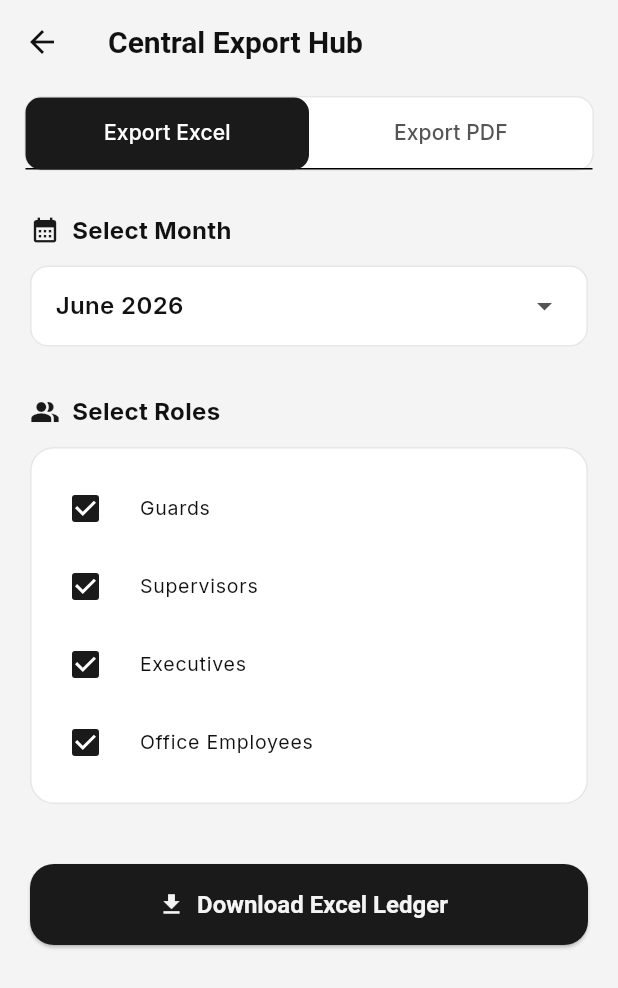
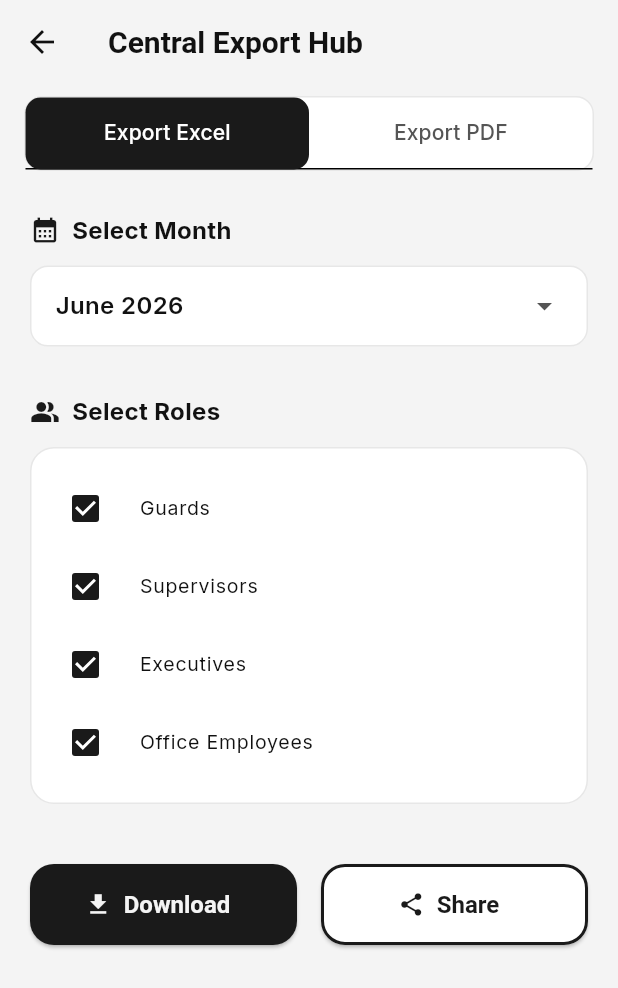
Before and after one commit to shivansh-121/honos-attendance-system, a Flutter app: the ExportHubScreen screen opened directly, on a phone screen of 412 x 824 dp. Shown: the top 988 px of the screen. Run offline on Flutter 3.47's test engine with Material 3 defaults, Android fonts, the phone set to English and light mode, and no system bars; our stand-ins replace camera, cloud_firestore, firebase_core, flutter_animate, flutter_local_notifications, flutter_map and 10 more; missing offline and left inert: excel, file_selector, flutter_background_service, flutter_file_dialog, google_mlkit_face_detection, tflite_flutter; accounts and stored records are empty; generated files the repository leaves out were written again; statements that could not run were skipped.

Commit message:
Fix PDF supervisor column generation for executives, enforce single daily attendance check-in/out, fix native file saving on Android

```diff
--- a/honos_attendance_system/lib/screens/admin/export_hub_screen.dart
+++ b/honos_attendance_system/lib/screens/admin/export_hub_screen.dart
@@ -1,3 +1,4 @@
+import 'dart:io' show Platform;
 import 'package:flutter/material.dart';
 import 'package:flutter_riverpod/flutter_riverpod.dart';
 import 'package:intl/intl.dart';
@@ -36,6 +37,7 @@ class _ExportHubScreenState extends ConsumerState<ExportHubScreen> {
 
   @override
   Widget build(BuildContext context) {
+    ref.watch(sitesStreamProvider);
     return Scaffold(
       backgroundColor: context.colors.bgBase,
       appBar: AppBar(
@@ -152,11 +154,13 @@ class _ExportHubScreenState extends ConsumerState<ExportHubScreen> {
             ),
           ),
           const SizedBox(height: 40),
-          SizedBox(
-            width: double.infinity,
+          Row(
+            children: [
+              Expanded(
+                child: SizedBox(
                   height: 54,
                   child: ElevatedButton.icon(
-              onPressed: _isExportingExcel ? null : _exportExcel,
+                    onPressed: _isExportingExcel ? null : () => _exportExcel(false),
                     style: ElevatedButton.styleFrom(
                       foregroundColor: context.colors.bgBase,
                       backgroundColor: context.colors.primary,
@@ -171,12 +175,35 @@ class _ExportHubScreenState extends ConsumerState<ExportHubScreen> {
                                 color: Colors.white, strokeWidth: 2))
                         : const Icon(Icons.download),
                     label: Text(
-                  _isExportingExcel
-                      ? 'Generating Ledger...'
-                      : 'Download Excel Ledger',
+                        _isExportingExcel ? 'Generating...' : 'Download',
                         style: const TextStyle(
                             fontSize: 16, fontWeight: FontWeight.bold)),
                   ),
+                ),
+              ),
+              if (Platform.isAndroid || Platform.isIOS) ...[
+                const SizedBox(width: 16),
+                Expanded(
+                  child: SizedBox(
+                    height: 54,
+                    child: ElevatedButton.icon(
+                      onPressed: _isExportingExcel ? null : () => _exportExcel(true),
+                      style: ElevatedButton.styleFrom(
+                        foregroundColor: context.colors.primary,
+                        backgroundColor: context.colors.bgSurface,
+                        shape: RoundedRectangleBorder(
+                            borderRadius: BorderRadius.circular(16),
+                            side: BorderSide(color: context.colors.primary, width: 2)),
+                      ),
+                      icon: const Icon(Icons.share),
+                      label: const Text('Share',
+                          style: TextStyle(
+                              fontSize: 16, fontWeight: FontWeight.bold)),
+                    ),
+                  ),
+                ),
+              ],
+            ],
           ),
         ],
       ),
@@ -314,13 +341,15 @@ class _ExportHubScreenState extends ConsumerState<ExportHubScreen> {
                   blurRadius: 10)
             ],
           ),
+          child: Row(
+            children: [
+              Expanded(
                 child: SizedBox(
-            width: double.infinity,
                   height: 54,
                   child: ElevatedButton.icon(
                     onPressed: (_isExportingPdf || _selectedPdfUser == null)
                         ? null
-                  : _exportPdf,
+                        : () => _exportPdf(false),
                     style: ElevatedButton.styleFrom(
                       foregroundColor: context.colors.bgBase,
                       backgroundColor: context.colors.primary,
@@ -333,12 +362,37 @@ class _ExportHubScreenState extends ConsumerState<ExportHubScreen> {
                             height: 20,
                             child: CircularProgressIndicator(
                                 color: Colors.white, strokeWidth: 2))
-                  : const Icon(Icons.picture_as_pdf),
+                        : const Icon(Icons.download),
                     label: Text(
-                  _isExportingPdf ? 'Generating PDF...' : 'Download PDF',
+                        _isExportingPdf ? 'Generating...' : 'Download',
                         style: const TextStyle(
                             fontSize: 16, fontWeight: FontWeight.bold)),
                   ),
+                ),
+              ),
+              if (Platform.isAndroid || Platform.isIOS) ...[
+                const SizedBox(width: 16),
+                Expanded(
+                  child: SizedBox(
+                    height: 54,
+                    child: ElevatedButton.icon(
+                      onPressed: (_isExportingPdf || _selectedPdfUser == null) ? null : () => _exportPdf(true),
+                      style: ElevatedButton.styleFrom(
+                        foregroundColor: context.colors.primary,
+                        backgroundColor: context.colors.bgSurface,
+                        shape: RoundedRectangleBorder(
+                            borderRadius: BorderRadius.circular(16),
+                            side: BorderSide(color: context.colors.primary, width: 2)),
+                      ),
+                      icon: const Icon(Icons.share),
+                      label: const Text('Share',
+                          style: TextStyle(
+                              fontSize: 16, fontWeight: FontWeight.bold)),
+                    ),
+                  ),
+                ),
+              ],
+            ],
           ),
         ),
       ],
@@ -419,7 +473,7 @@ class _ExportHubScreenState extends ConsumerState<ExportHubScreen> {
     );
   }
 
-  Future<void> _exportExcel() async {
+  Future<void> _exportExcel(bool share) async {
     if (!_includeGuards &&
         !_includeSupervisors &&
         !_includeExecutives &&
@@ -435,7 +489,7 @@ class _ExportHubScreenState extends ConsumerState<ExportHubScreen> {
       final guards = ref.read(guardsStreamProvider).value ?? [];
       final users = ref.read(usersStreamProvider).value ?? [];
 
-      await ExcelService.exportCentralLedger(
+      final savePath = await ExcelService.exportCentralLedger(
         month: _excelMonth,
         allGuards: guards,
         allUsers: users,
@@ -443,7 +497,14 @@ class _ExportHubScreenState extends ConsumerState<ExportHubScreen> {
         includeSupervisors: _includeSupervisors,
         includeExecutives: _includeExecutives,
         includeEmployees: _includeEmployees,
+        share: share,
       );
+
+      if (!share && savePath != null && mounted) {
+        ScaffoldMessenger.of(context).showSnackBar(SnackBar(
+            content: Text('Ledger saved to: $savePath'),
+            backgroundColor: context.colors.primary));
+      }
     } catch (e) {
       if (mounted)
         ScaffoldMessenger.of(context).showSnackBar(SnackBar(
@@ -454,7 +515,7 @@ class _ExportHubScreenState extends ConsumerState<ExportHubScreen> {
     }
   }
 
-  Future<void> _exportPdf() async {
+  Future<void> _exportPdf(bool share) async {
     if (_selectedPdfUser == null) return;
 
     setState(() => _isExportingPdf = true);
@@ -501,24 +562,33 @@ class _ExportHubScreenState extends ConsumerState<ExportHubScreen> {
       final users = ref.read(usersStreamProvider).value ?? [];
       final userNames = {for (var u in users) u.id: u.name};
 
+      String? savePath;
       if (isGuard) {
-        await PdfService.generateAndPrintGuardReport(
+        savePath = await PdfService.generateAndPrintGuardReport(
           guard: _selectedPdfUser as Guard,
           month: _pdfMonth,
           attendanceRecords: records,
           siteNames: siteNames,
           supervisorNames: userNames,
           monthAdvances: advances,
+          share: share,
         );
       } else {
-        await PdfService.generateAndPrintSupervisorReport(
+        savePath = await PdfService.generateAndPrintSupervisorReport(
           supervisor: _selectedPdfUser as AppUser,
           month: _pdfMonth,
           attendanceRecords: records,
           siteNames: siteNames,
           supervisorNames: userNames,
           monthAdvances: advances,
+          share: share,
         );
+      }
+
+      if (!share && savePath != null && mounted) {
+        ScaffoldMessenger.of(context).showSnackBar(SnackBar(
+            content: Text('Report saved to: $savePath'),
+            backgroundColor: context.colors.primary));
       }
     } catch (e) {
       if (mounted)
--- a/honos_attendance_system/pubspec.yaml
+++ b/honos_attendance_system/pubspec.yaml
@@ -40,6 +40,8 @@ dependencies:
   crypto: ^3.0.7
   excel: ^4.0.6
   share_plus: ^13.1.0
+  file_selector: ^1.1.0
+  flutter_file_dialog: ^3.0.3
 
 dev_dependencies:
   flutter_test:
```
Also changed, not shown: honos_attendance_system/lib/services/db_service.dart (+64 -0 lines), honos_attendance_system/lib/services/excel_service.dart (+41 -9 lines), honos_attendance_system/lib/services/pdf_service.dart (+118 -21 lines), honos_attendance_system/pubspec.lock. Lines whose indentation alone changed are shown as unchanged.
